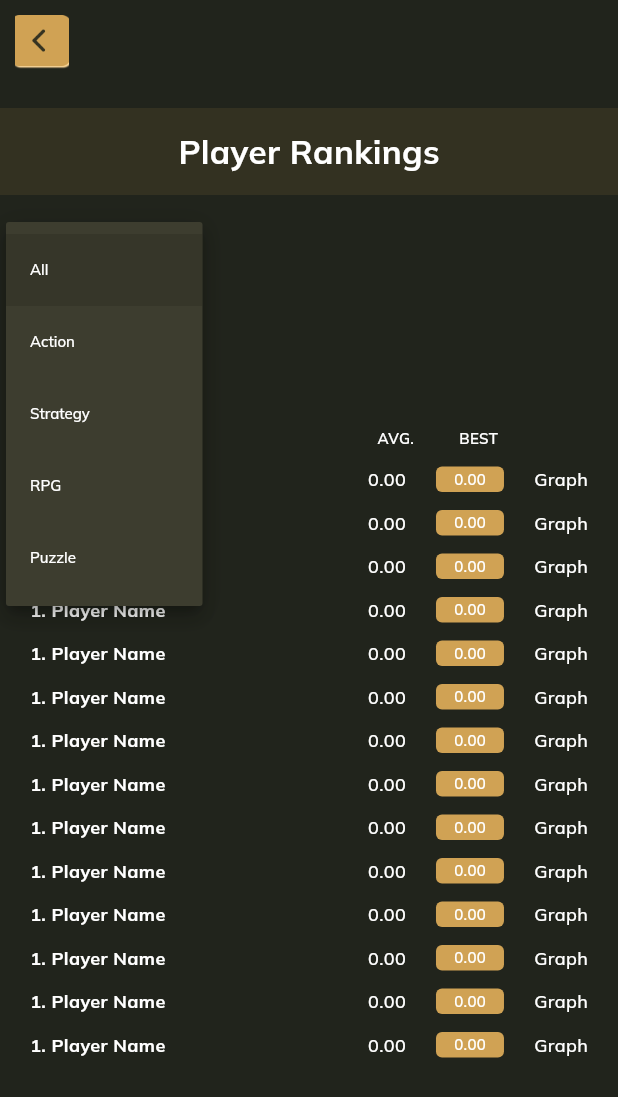
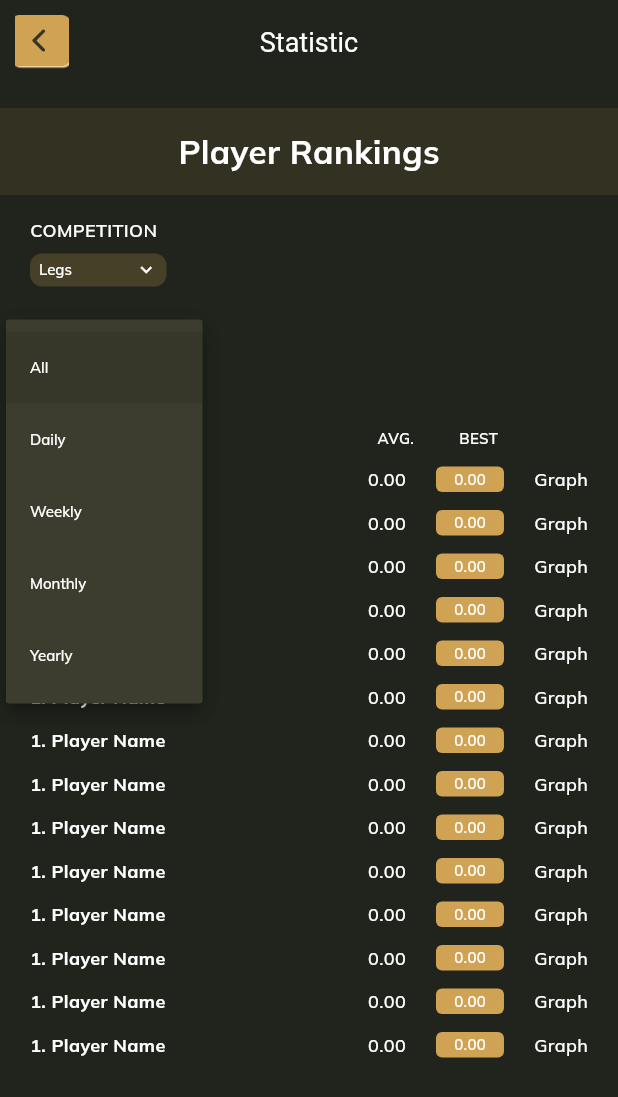
Before and after one commit to sufyanshoukat/dart-stats, a Flutter app: the PlayerRankingScreen screen opened directly, after a tap on "All", on a phone screen of 412 x 824 dp. Shown: the top 1097 px of the screen. Run offline on Flutter 3.47's test engine with Material 3 defaults, Android fonts, the phone set to English and light mode, and no system bars; drawn by our look-alikes of flutter_animate; our stand-ins replace bounce, cached_network_image, dropdown_button2, fl_chart, flutter_bounce, flutter_slidable and 3 more; missing offline and left inert: svg_flutter; Roboto replaces fonts that are missing (Audiowide).

Commit message:
'changing_done_two_commit'

```diff
--- a/lib/view/custom/custom_appbar.dart
+++ b/lib/view/custom/custom_appbar.dart
@@ -50,6 +50,7 @@
           weight: FontWeight.w400,
           color: kQuaternaryColor,
           fontFamily: AppFonts.audioWide,
+          textAlign: TextAlign.center,
         )
             : child,
         actions: actions,
--- a/lib/view/custom/custom_dropdown.dart
+++ b/lib/view/custom/custom_dropdown.dart
@@ -290,7 +290,7 @@
                     decoration: BoxDecoration(
                         border: Border.all(color: kTFBgColor),
                         borderRadius: BorderRadius.circular(10),
-                        color: kTFBgColor),
+                        color: Color(0x87D0A254)),
                   ),
                 ),
               ),
--- a/lib/view/screen/competition_statistics/competition_statistics_screen.dart
+++ b/lib/view/screen/competition_statistics/competition_statistics_screen.dart
@@ -439,7 +439,7 @@
         children: [
           // Grid with keypad and side buttons
           AspectRatio(
-            aspectRatio: 1.1,
+            aspectRatio: 1.5,
             child: Row(
               children: [
                 // Left keypad section (numbers)
@@ -448,7 +448,7 @@
                   child: GridView.builder(
                     gridDelegate: const SliverGridDelegateWithFixedCrossAxisCount(
                       crossAxisCount: 2,
-                      childAspectRatio: 1.8, // Makes buttons wider/shorter
+                      childAspectRatio: 2.4, // Makes buttons wider/shorter
                     ),
                     shrinkWrap: true,
                     physics: const NeverScrollableScrollPhysics(),
--- a/lib/view/screen/fixture/fixture_screen.dart
+++ b/lib/view/screen/fixture/fixture_screen.dart
@@ -161,10 +161,8 @@
                                 hint: 'Select Game Type',
                                 items: [
                                   'All',
-                                  'Action',
-                                  'Strategy',
-                                  'RPG',
-                                  'Puzzle',
+                                  'Register Players',
+                                  'Guest',
                                 ],
                                 selectedValue: selectedValue.value,
                                 onChanged: (value) {
--- a/lib/view/screen/home/edit_player_screen.dart
+++ b/lib/view/screen/home/edit_player_screen.dart
@@ -16,7 +16,7 @@
   @override
   Widget build(BuildContext context) {
     return Scaffold(
-      appBar: CustomAppBar(),
+      appBar: CustomAppBar(title: "Edit Player\nDetails",),
       body: SafeArea(
         child: Padding(
           padding: AppSizes.DEFAULT,
--- a/lib/view/screen/home/register_new_player_screen.dart
+++ b/lib/view/screen/home/register_new_player_screen.dart
@@ -20,7 +20,7 @@
   @override
   Widget build(BuildContext context) {
     return Scaffold(
-      appBar: isShowAppBrr ? CustomAppBar() : null,
+      appBar: isShowAppBrr ? CustomAppBar(title: "Register New\nPlayers",) : null,
       body: SafeArea(
         child: Padding(
           padding: AppSizes.DEFAULT,
--- a/lib/view/screen/membership_renewal/membership_renewal_screen.dart
+++ b/lib/view/screen/membership_renewal/membership_renewal_screen.dart
@@ -161,7 +161,7 @@
                         mainAxisAlignment: MainAxisAlignment.center,
                         children: [
                           MyText(
-                            text: "Monthly",
+                            text: "Annual",
                             size: 22,
                             weight: FontWeight.w500,
                             color: kYellowColor,
--- a/lib/view/screen/playerStatus/player_ranking_screen.dart
+++ b/lib/view/screen/playerStatus/player_ranking_screen.dart
@@ -13,13 +13,14 @@
 
 class PlayerRankingScreen extends StatelessWidget {
    PlayerRankingScreen({super.key});
-  var selectedValue = 'All'.obs;
+  var selectedValue = 'Legs'.obs;
+  var statValue = 'All'.obs;
 
   @override
   Widget build(BuildContext context) {
 
     return Scaffold(
-      appBar: CustomAppBar(),
+      appBar: CustomAppBar(title: "Statistic",),
       body: SafeArea(
         child: Padding(
           padding: AppSizes.VERTICAL,
@@ -93,11 +94,9 @@
                                         ),
                                         items:
                                         [
-                                          'All',
-                                          'Action',
-                                          'Strategy',
-                                          'RPG',
-                                          'Puzzle',
+                                          'Legs',
+                                          'Sets',
+
                                         ].map((String value) {
                                           return DropdownMenuItem<
                                               String
@@ -156,7 +155,7 @@
                                     ),
                                     child: DropdownButtonHideUnderline(
                                       child: DropdownButton<String>(
-                                        value: selectedValue.value,
+                                        value: statValue.value,
                                         isExpanded: true,
                                         icon: const Icon(
                                           Icons.keyboard_arrow_down,
@@ -177,10 +176,10 @@
                                         items:
                                         [
                                           'All',
-                                          'Action',
-                                          'Strategy',
-                                          'RPG',
-                                          'Puzzle',
+                                          'Daily',
+                                          'Weekly',
+                                          'Monthly',
+                                          'Yearly',
                                         ].map((String value) {
                                           return DropdownMenuItem<
                                               String
@@ -198,7 +197,7 @@
                                         }).toList(),
                                         onChanged: (String? newValue) {
                                           if (newValue != null) {
-                                            selectedValue.value = newValue;
+                                            statValue.value = newValue;
                                           }
                                         },
                                       ),
--- a/lib/view/screen/playerStatus/player_status_screen.dart
+++ b/lib/view/screen/playerStatus/player_status_screen.dart
@@ -17,7 +17,10 @@
 class PlayerStatusScreen extends StatelessWidget {
   bool isShowAppBrr;
    PlayerStatusScreen({super.key,required this.isShowAppBrr});
-  var selectedValue = 'All'.obs;
+  var selectedValue = 'Registered Players'.obs;
+  var gameTypeValue = 'Single'.obs;
+  var legTypeValue = 'Legs'.obs;
+  var legType2Value = 'Legs'.obs;
   final List<String> statLabels = [
     "3 dart avg.",
     "First 9 avg.",
@@ -46,7 +49,9 @@
     return DefaultTabController(
       length: 2, // number of tabs
       child: Scaffold(
-        appBar: isShowAppBrr ? CustomAppBar() : null,
+        appBar: isShowAppBrr ? CustomAppBar(
+          title: "Statistic",
+        ) : null,
         body: SafeArea(
           child: Padding(
             padding: AppSizes.VERTICAL,
@@ -87,11 +92,8 @@
                                 () => CustomDropDown(
                                   hint: 'Select Game Type',
                                   items: [
-                                    'All',
-                                    'Action',
-                                    'Strategy',
-                                    'RPG',
-                                    'Puzzle',
+                                    'Registered Players',
+                                    'Guest',
                                   ],
                                   selectedValue: selectedValue.value,
                                   onChanged: (value) {
@@ -116,8 +118,8 @@
                                         const SizedBox(height: 8),
                                         Obx(
                                           () => Container(
-                                            width: 91,
-                                            height: 22,
+                                            width: 100,
+                                            height: 25,
                                             decoration: ShapeDecoration(
                                               color: const Color(0x38D0A254),
                                               shape: RoundedRectangleBorder(
@@ -127,8 +129,7 @@
                                             ),
                                             child: DropdownButtonHideUnderline(
                                               child: DropdownButton<String>(
-                                                value: selectedValue
-                                                    .value,
+                                                value: gameTypeValue.value,
                                                 isExpanded: true,
                                                 icon: const Icon(
                                                   Icons.keyboard_arrow_down,
@@ -148,11 +149,8 @@
                                                     ),
                                                 items:
                                                     [
-                                                      'All',
-                                                      'Action',
-                                                      'Strategy',
-                                                      'RPG',
-                                                      'Puzzle',
+                                                      'Single',
+                                                      'Double',
                                                     ].map((String value) {
                                                       return DropdownMenuItem<
                                                         String
@@ -170,7 +168,7 @@
                                                     }).toList(),
                                                 onChanged: (String? newValue) {
                                                   if (newValue != null) {
-                                                    selectedValue.value = newValue;
+                                                    gameTypeValue.value = newValue;
                                                   }
                                                 },
                                               ),
@@ -195,8 +193,8 @@
                                         const SizedBox(height: 8),
                                         Obx(
                                           () => Container(
-                                            width: 91,
-                                            height: 22,
+                                            width: 100,
+                                            height: 25,
                                             decoration: ShapeDecoration(
                                               color: const Color(0x38D0A254),
                                               shape: RoundedRectangleBorder(
@@ -206,7 +204,7 @@
                                             ),
                                             child: DropdownButtonHideUnderline(
                                               child: DropdownButton<String>(
-                                                value: selectedValue
+                                                value: legTypeValue
                                                     .value,
                                                 isExpanded: true,
                                                 icon: const Icon(
@@ -227,11 +225,8 @@
                                                     ),
                                                 items:
                                                     [
-                                                      'All',
-                                                      'Action',
-                                                      'Strategy',
-                                                      'RPG',
-                                                      'Puzzle',
+                                                      'Legs',
+                                                      'Sets',
                                                     ].map((String value) {
                                                       return DropdownMenuItem<
                                                         String
@@ -249,7 +244,7 @@
                                                     }).toList(),
                                                 onChanged: (String? newValue) {
                                                   if (newValue != null) {
-                                                    selectedValue.value = newValue;
+                                                    legTypeValue.value = newValue;
                                                   }
                                                 },
                                               ),
@@ -457,7 +452,7 @@
                                             ),
                                             child: DropdownButtonHideUnderline(
                                               child: DropdownButton<String>(
-                                                value:selectedValue.value,
+                                                value:legType2Value.value,
                                                 isExpanded: true,
                                                 icon: const Icon(
                                                   Icons.keyboard_arrow_down,
@@ -477,11 +472,8 @@
                                                 ),
                                                 items:
                                                 [
-                                                  'All',
-                                                  'Action',
-                                                  'Strategy',
-                                                  'RPG',
-                                                  'Puzzle',
+                                                  'Legs',
+                                                  'Sets',
                                                 ].map((String value) {
                                                   return DropdownMenuItem<
                                                       String
@@ -499,7 +491,7 @@
                                                 }).toList(),
                                                 onChanged: (String? newValue) {
                                                   if (newValue != null) {
-                                                    selectedValue.value = newValue;
+                                                    legType2Value.value = newValue;
                                                   }
                                                 },
                                               ),
--- a/lib/view/screen/settings/settings_screen.dart
+++ b/lib/view/screen/settings/settings_screen.dart
@@ -227,7 +227,7 @@
                                 mainAxisAlignment: MainAxisAlignment.spaceBetween,
                                 children: [
                                   MyText(
-                                    text: "Renew Membership",
+                                    text: "Membership Details",
                                     size: 16,
                                     weight: FontWeight.w600,
                                     color: kTFBorderColor,
@@ -282,7 +282,7 @@
                               ],
                             ),
                           ),
-                          Divider(color: kDividerColor),
+                        /*  Divider(color: kDividerColor),
                           Padding(
                             padding: const EdgeInsets.symmetric(vertical: 10),
                             child: Row(
@@ -297,7 +297,7 @@
                                 CommonImageView(svgPath: Assets.svgChevronRight),
                               ],
                             ),
-                          ),
+                          ),*/
                         ],
                       ],
                     ),
```
Also changed, not shown: lib/view/custom/drawer.dart (+41 -4 lines), lib/view/screen/fixture/onevsone_screen.dart (+28 -1 lines), lib/view/screen/home/home_screen.dart (+5 -3 lines).
